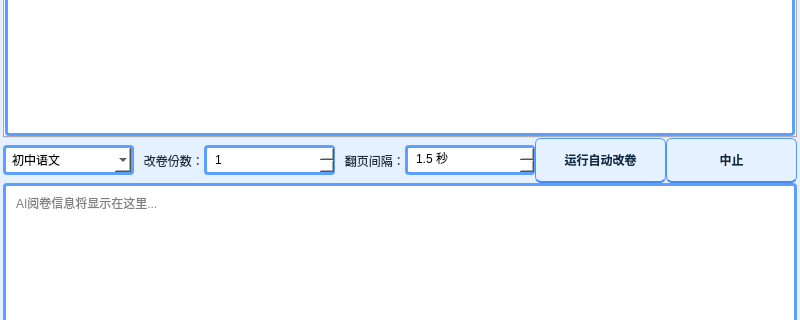
Old version of the form setting/七题.ui in the repository bangongshi107/AI-auto-grading-luna; both pictures show x 0 to 800 and y 250 to 570 of the 800 by 970 pixel window.
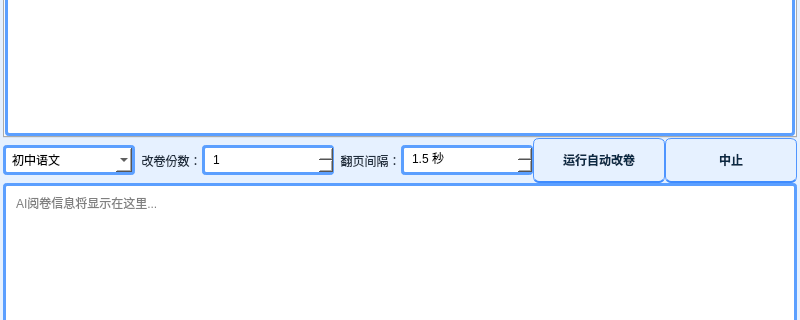
New version of the form.

Commit message: Update grading files: main.py, setting ui, main_window.py and add tests

The edit to the form file:
```diff
--- a/setting/七题.ui
+++ b/setting/七题.ui
@@ -1192,7 +1192,7 @@
              </sizepolicy>
             </property>
             <property name="text">
-             <string>   改卷份数：</string>
+             <string>  改卷份数：</string>
             </property>
            </widget>
           </item>
@@ -1215,7 +1215,7 @@
              </sizepolicy>
             </property>
             <property name="text">
-             <string>   翻页间隔：</string>
+             <string>  翻页间隔：</string>
             </property>
            </widget>
           </item>
```
The commit also changes 4 other files.
